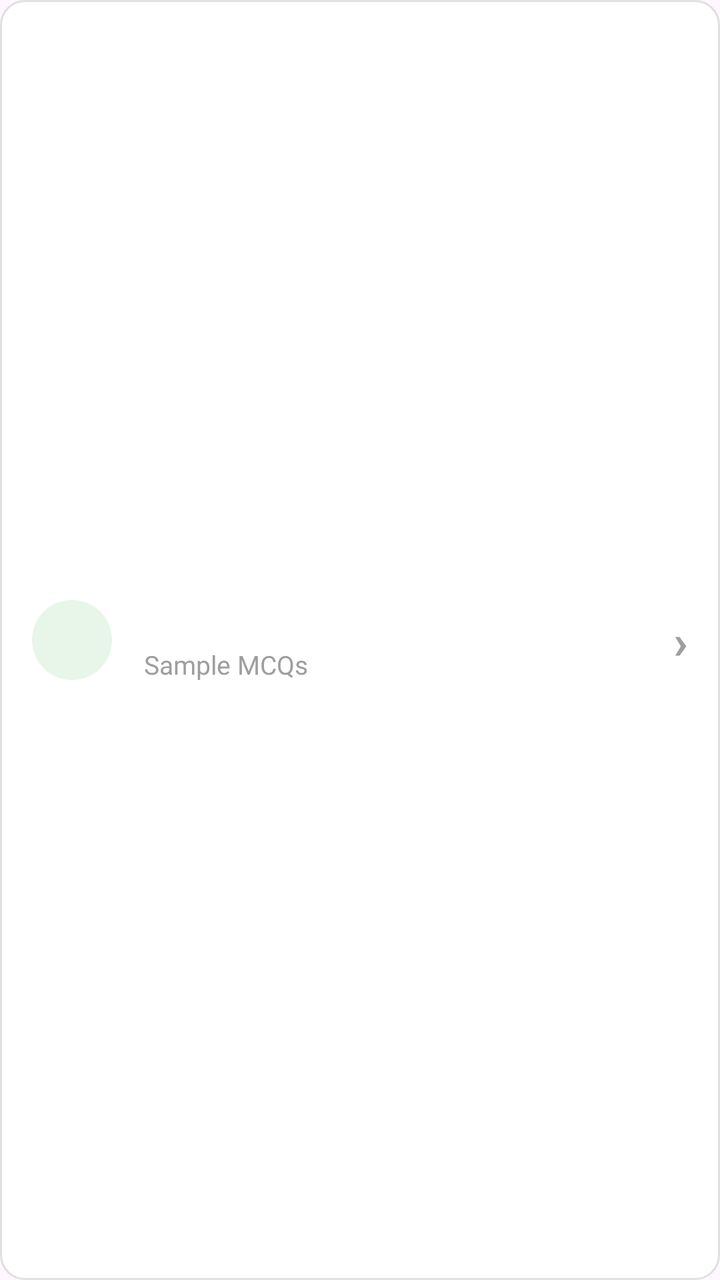
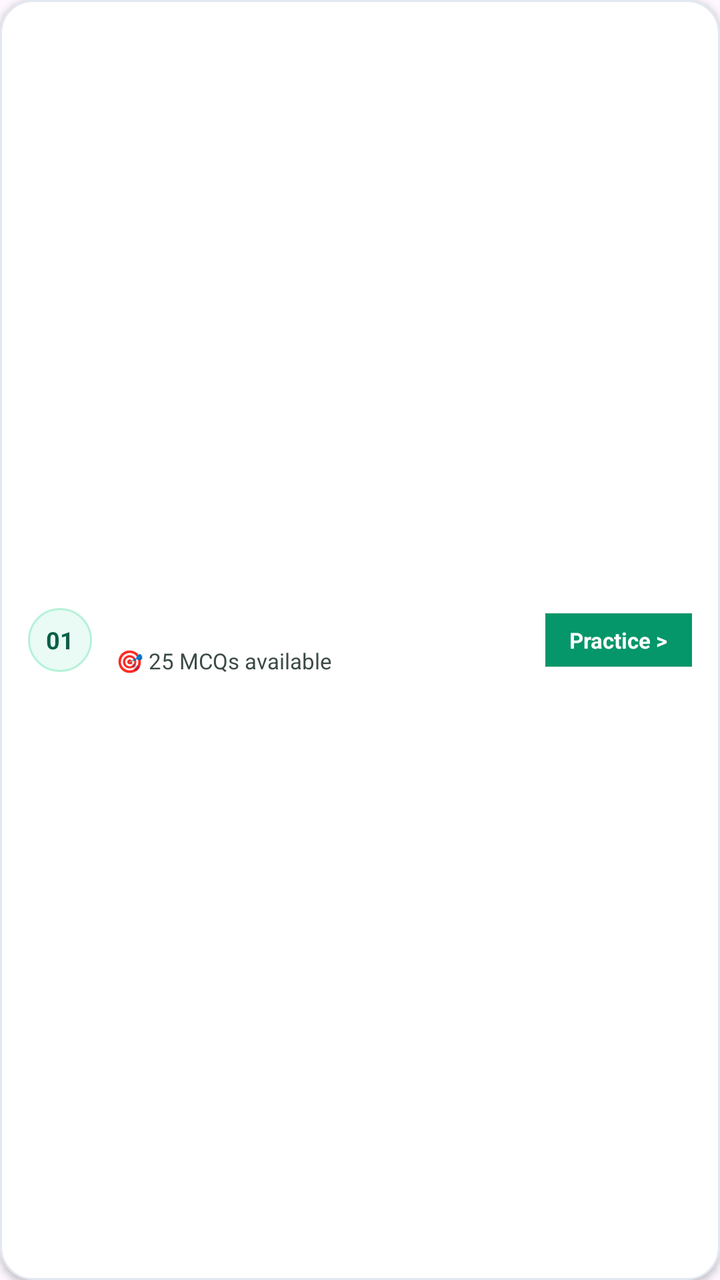

Compare the two renders of this Android layout. The source of the first and the diff that turns it into the second are given below.
<!-- AndroidManifest.xml: application theme Theme.BioPrepAcademicStudyGuide -->
<!-- res/layout/item_chapter.xml -->
<?xml version="1.0" encoding="utf-8"?>
<LinearLayout xmlns:android="http://schemas.android.com/apk/res/android"
    android:layout_width="match_parent"
    android:layout_height="wrap_content"
    android:layout_marginBottom="10dp"
    android:background="@drawable/bg_card"
    android:gravity="center_vertical"
    android:orientation="horizontal"
    android:padding="16dp">

    
    <TextView
        android:id="@+id/tvChapterNumber"
        android:layout_width="40dp"
        android:layout_height="40dp"
        android:background="@drawable/bg_chapter_badge"
        android:gravity="center"
        android:textColor="@color/primary_green_dark"
        android:textSize="16sp"
        android:textStyle="bold" />

    
    <LinearLayout
        android:layout_width="0dp"
        android:layout_height="wrap_content"
        android:layout_marginStart="16dp"
        android:layout_weight="1"
        android:orientation="vertical">

        <TextView
            android:id="@+id/tvChapterTitle"
            android:layout_width="wrap_content"
            android:layout_height="wrap_content"
            android:textColor="@color/text_primary"
            android:textSize="17sp"
            android:textStyle="bold" />

        <TextView
            android:id="@+id/tvChapterSubtitle"
            android:layout_width="wrap_content"
            android:layout_height="wrap_content"
            android:layout_marginTop="2dp"
            android:text="@string/chapter_subtitle_practice"
            android:textColor="@color/text_muted"
            android:textSize="13sp" />
    </LinearLayout>

    
    <TextView
        android:layout_width="wrap_content"
        android:layout_height="wrap_content"
        android:text="›"
        android:textColor="@color/text_muted"
        android:textSize="24sp"
        android:textStyle="bold" />

</LinearLayout>
<!-- resources referenced by this layout -->
<resources>
  <color name="primary_green_dark">#1B5E20</color>
  <color name="text_muted">#9E9E9E</color>
  <color name="text_primary">#212121</color>
  <!-- drawable bg_card (drawable) -->
  <?xml version="1.0" encoding="utf-8"?>
  <shape xmlns:android="http://schemas.android.com/apk/res/android"
      android:shape="rectangle">
      <solid android:color="@color/card_background" />
      <corners android:radius="12dp" />
      <stroke android:width="1dp" android:color="@color/divider_color" />
  </shape>
  <!-- drawable bg_chapter_badge (drawable) -->
  <?xml version="1.0" encoding="utf-8"?>
  <shape xmlns:android="http://schemas.android.com/apk/res/android"
      android:shape="oval">
      <solid android:color="@color/primary_green_light" />
  </shape>
  <string name="chapter_subtitle_practice">Sample MCQs</string>
  <style name="Theme.BioPrepAcademicStudyGuide" parent="Base.Theme.BioPrepAcademicStudyGuide" />
  <color name="card_background">#FFFFFF</color>
  <color name="divider_color">#E0E0E0</color>
  <color name="primary_green_light">#E8F5E9</color>
  <style name="Base.Theme.BioPrepAcademicStudyGuide" parent="Theme.Material3.DayNight.NoActionBar">
          
          
      </style>
</resources>

<!-- the commit's change to res/layout/item_chapter.xml (unified diff, before → after) -->
@@ -3,27 +3,29 @@
     android:layout_width="match_parent"
     android:layout_height="wrap_content"
     android:layout_marginBottom="10dp"
-    android:background="@drawable/bg_card"
+    android:background="@drawable/bg_card_white"
+    android:elevation="2dp"
     android:gravity="center_vertical"
     android:orientation="horizontal"
-    android:padding="16dp">
+    android:padding="14dp">
 
     
     <TextView
         android:id="@+id/tvChapterNumber"
-        android:layout_width="40dp"
-        android:layout_height="40dp"
-        android:background="@drawable/bg_chapter_badge"
+        android:layout_width="32dp"
+        android:layout_height="32dp"
+        android:background="@drawable/bg_chip_emerald"
         android:gravity="center"
-        android:textColor="@color/primary_green_dark"
-        android:textSize="16sp"
+        android:text="01"
+        android:textColor="#065F46"
+        android:textSize="12sp"
         android:textStyle="bold" />
 
     
     <LinearLayout
         android:layout_width="0dp"
         android:layout_height="wrap_content"
-        android:layout_marginStart="16dp"
+        android:layout_marginStart="12dp"
         android:layout_weight="1"
         android:orientation="vertical">
 
@@ -31,8 +33,8 @@
             android:id="@+id/tvChapterTitle"
             android:layout_width="wrap_content"
             android:layout_height="wrap_content"
-            android:textColor="@color/text_primary"
-            android:textSize="17sp"
+            android:textColor="@color/bio_card_text_dark"
+            android:textSize="14sp"
             android:textStyle="bold" />
 
         <TextView
@@ -40,18 +42,24 @@
             android:layout_width="wrap_content"
             android:layout_height="wrap_content"
             android:layout_marginTop="2dp"
-            android:text="@string/chapter_subtitle_practice"
-            android:textColor="@color/text_muted"
-            android:textSize="13sp" />
+            android:text="🎯 25 MCQs available"
+            android:textColor="@color/bio_card_text_muted"
+            android:textSize="11sp" />
     </LinearLayout>
 
     
     <TextView
+        android:id="@+id/btnChapterPractice"
         android:layout_width="wrap_content"
         android:layout_height="wrap_content"
-        android:text="›"
-        android:textColor="@color/text_muted"
-        android:textSize="24sp"
+        android:background="#059669"
+        android:paddingStart="12dp"
+        android:paddingTop="6dp"
+        android:paddingEnd="12dp"
+        android:paddingBottom="6dp"
+        android:text="Practice >"
+        android:textColor="@color/white"
+        android:textSize="11sp"
         android:textStyle="bold" />
 
 </LinearLayout>
<!-- resource entries referenced after the edit -->
@@ -1,27 +1,30 @@
 <!-- resources referenced by this layout -->
 <resources>
-  <color name="primary_green_dark">#1B5E20</color>
-  <color name="text_muted">#9E9E9E</color>
-  <color name="text_primary">#212121</color>
-  <!-- drawable bg_card (drawable) -->
+  <color name="bio_card_text_dark">#0B2B26</color>
+  <color name="bio_card_text_muted">#3B4A46</color>
+  <color name="white">#FFFFFFFF</color>
+  <!-- drawable bg_card_white (drawable) -->
   <?xml version="1.0" encoding="utf-8"?>
   <shape xmlns:android="http://schemas.android.com/apk/res/android"
       android:shape="rectangle">
-      <solid android:color="@color/card_background" />
-      <corners android:radius="12dp" />
-      <stroke android:width="1dp" android:color="@color/divider_color" />
+      <solid android:color="@color/bio_card_white" />
+      <corners android:radius="16dp" />
+      <stroke
+          android:width="1dp"
+          android:color="#E2E8F0" />
   </shape>
-  <!-- drawable bg_chapter_badge (drawable) -->
+  <!-- drawable bg_chip_emerald (drawable) -->
   <?xml version="1.0" encoding="utf-8"?>
   <shape xmlns:android="http://schemas.android.com/apk/res/android"
-      android:shape="oval">
-      <solid android:color="@color/primary_green_light" />
+      android:shape="rectangle">
+      <solid android:color="#204EDEA3" />
+      <corners android:radius="9999dp" />
+      <stroke
+          android:width="1dp"
+          android:color="#604EDEA3" />
   </shape>
-  <string name="chapter_subtitle_practice">Sample MCQs</string>
   <style name="Theme.BioPrepAcademicStudyGuide" parent="Base.Theme.BioPrepAcademicStudyGuide" />
-  <color name="card_background">#FFFFFF</color>
-  <color name="divider_color">#E0E0E0</color>
-  <color name="primary_green_light">#E8F5E9</color>
+  <color name="bio_card_white">#FFFFFF</color>
   <style name="Base.Theme.BioPrepAcademicStudyGuide" parent="Theme.Material3.DayNight.NoActionBar">
           
           
